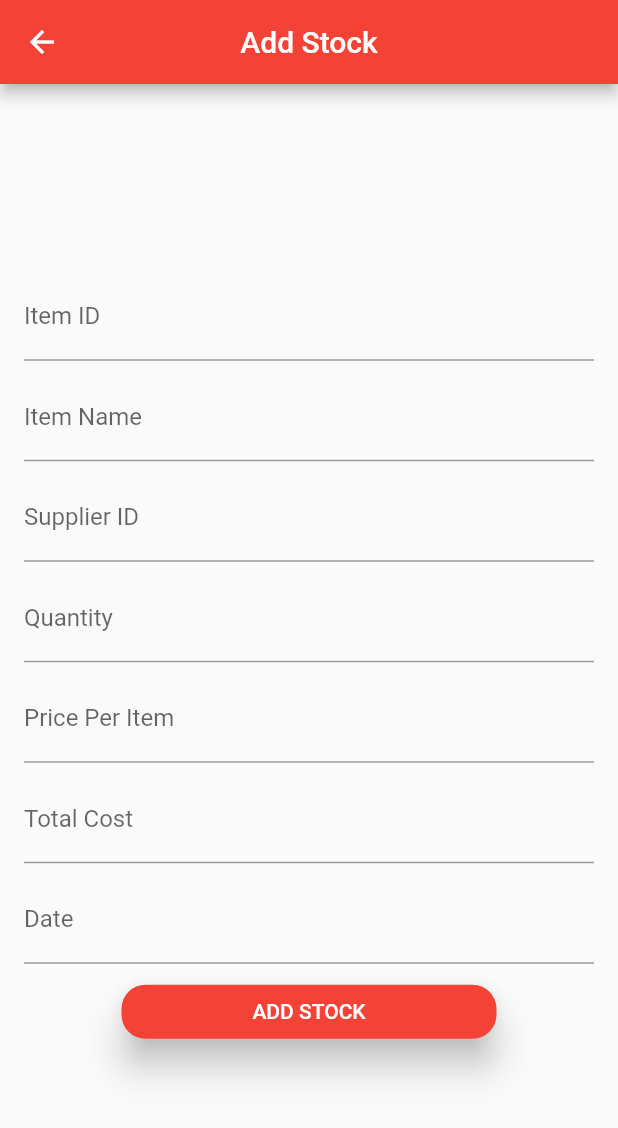
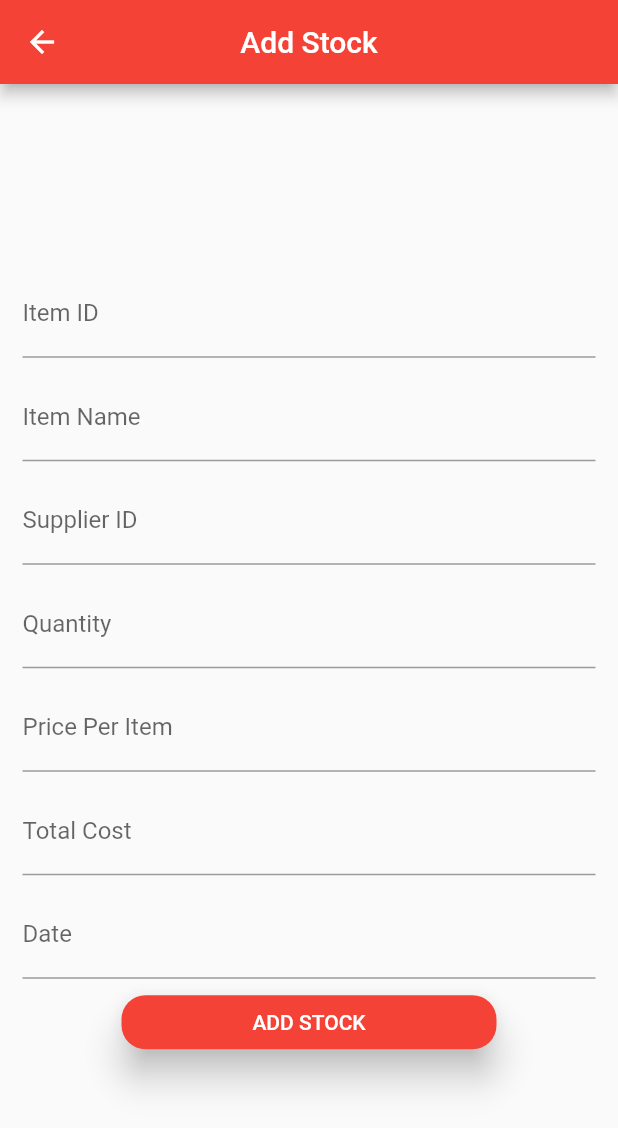
Before and after one commit to Rathish13/ITP_project_rathish, a Flutter app: the Add screen opened directly, on a phone screen of 412 x 824 dp. Shown: the top 1128 px of the screen. Run offline on Flutter 3.47's test engine with Material 2 defaults, Android fonts, the phone set to English and light mode, and no system bars; our stand-ins replace cloud_firestore, firebase_core; accounts and stored records are empty.

Commit message:
NEw change

```diff
--- a/lib/Add.dart
+++ b/lib/Add.dart
@@ -92,12 +92,12 @@ class _AddState extends State<Add> {
         child: Form(
           key: _formKey,
           child: Padding(
-            padding: EdgeInsets.all(16.0),
+            padding: EdgeInsets.all(10.0),
             child: SingleChildScrollView(
               child: Column(
                 children: [
                   Padding(
-                    padding: EdgeInsets.only(bottom: 8.0),
+                    padding: EdgeInsets.all(5),
                     child: TextFormField(
                       decoration: InputDecoration(
                           labelText: "Item ID",
@@ -120,7 +120,7 @@ class _AddState extends State<Add> {
                     ),
                   ),
                   Padding(
-                    padding: EdgeInsets.only(bottom: 8.0),
+                    padding: EdgeInsets.all(5),
                     child: TextFormField(
                       decoration: InputDecoration(
                           labelText: "Item Name",
@@ -143,7 +143,7 @@ class _AddState extends State<Add> {
                     ),
                   ),
                   Padding(
-                    padding: EdgeInsets.only(bottom: 8.0),
+                    padding: EdgeInsets.all(5),
                     child: TextFormField(
                       decoration: InputDecoration(
                           labelText: "Supplier ID",
@@ -166,7 +166,7 @@ class _AddState extends State<Add> {
                     ),
                   ),
                   Padding(
-                    padding: EdgeInsets.only(bottom: 8.0),
+                    padding: EdgeInsets.all(5),
                     child: TextFormField(
                       keyboardType: TextInputType.number,
                       inputFormatters: <TextInputFormatter>[
@@ -193,7 +193,7 @@ class _AddState extends State<Add> {
                     ),
                   ),
                   Padding(
-                    padding: EdgeInsets.only(bottom: 8.0),
+                    padding: EdgeInsets.all(5),
                     child: TextFormField(
                       keyboardType: TextInputType.number,
                       inputFormatters: <TextInputFormatter>[
@@ -220,7 +220,7 @@ class _AddState extends State<Add> {
                     ),
                   ),
                   Padding(
-                    padding: EdgeInsets.only(bottom: 8.0),
+                    padding: EdgeInsets.all(5),
                     child: TextFormField(
                       keyboardType: TextInputType.number,
                       inputFormatters: <TextInputFormatter>[
@@ -247,7 +247,7 @@ class _AddState extends State<Add> {
                     ),
                   ),
                   Padding(
-                    padding: EdgeInsets.only(bottom: 8.0),
+                    padding: EdgeInsets.all(5),
                     child: TextFormField(
                       keyboardType: TextInputType.datetime,
                       decoration: InputDecoration(
```
